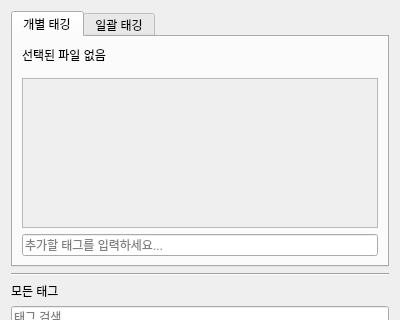
This is ui/tag_control_widget.ui in Yamang02/PYQT5_FileTagger as Qt 5 draws it before an edit; both pictures show x 0 to 400 and y 0 to 320 of the 400 by 600 pixel window. The edited form follows.
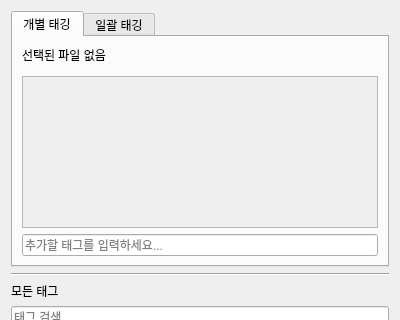
This is the edited form.

```diff
--- a/ui/tag_control_widget.ui
+++ b/ui/tag_control_widget.ui
@@ -69,7 +69,7 @@
          <property name="maximumSize">
           <size>
            <width>16777215</width>
-           <height>150</height>
+           <height>16777215</height>
           </size>
          </property>
          <widget class="QWidget" name="individual_chip_container">
```
Left out of the diff: 2 changed lines with no effect on the pictures.
